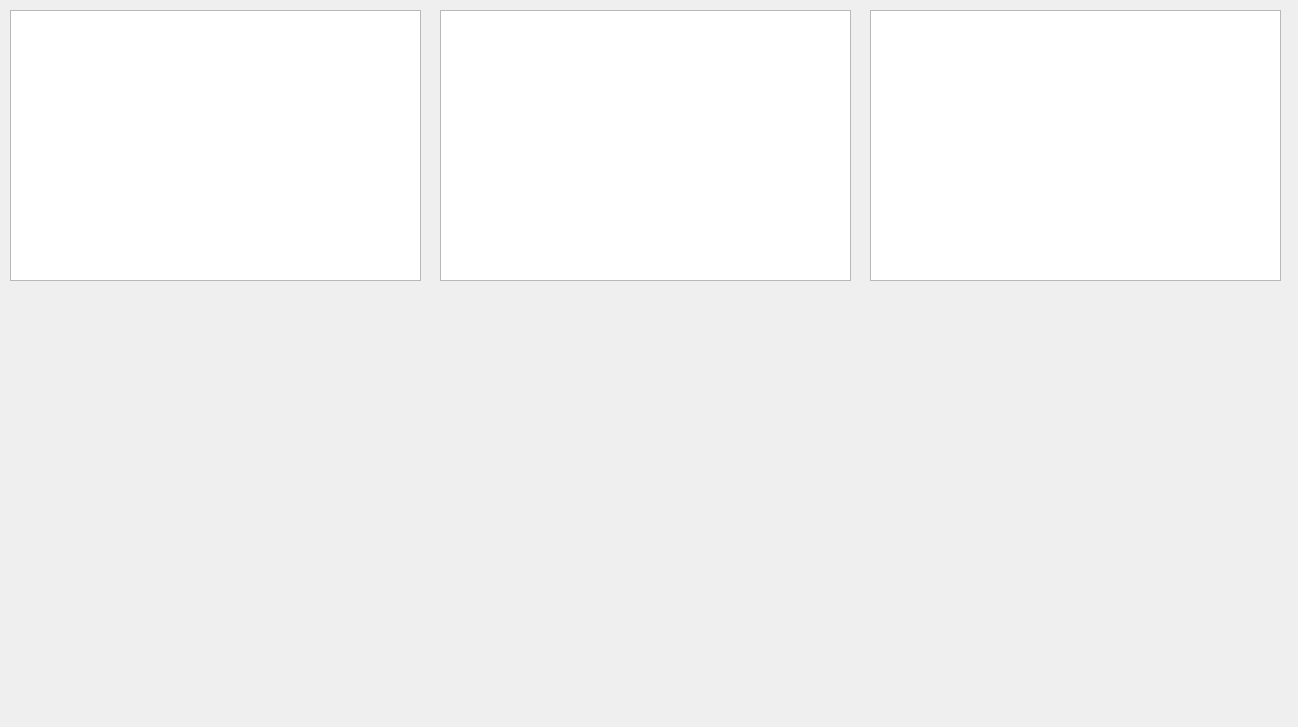
Above: form.ui from CarletonURocketry/hybrid-engine-ui before the change. Below: the same form after it.
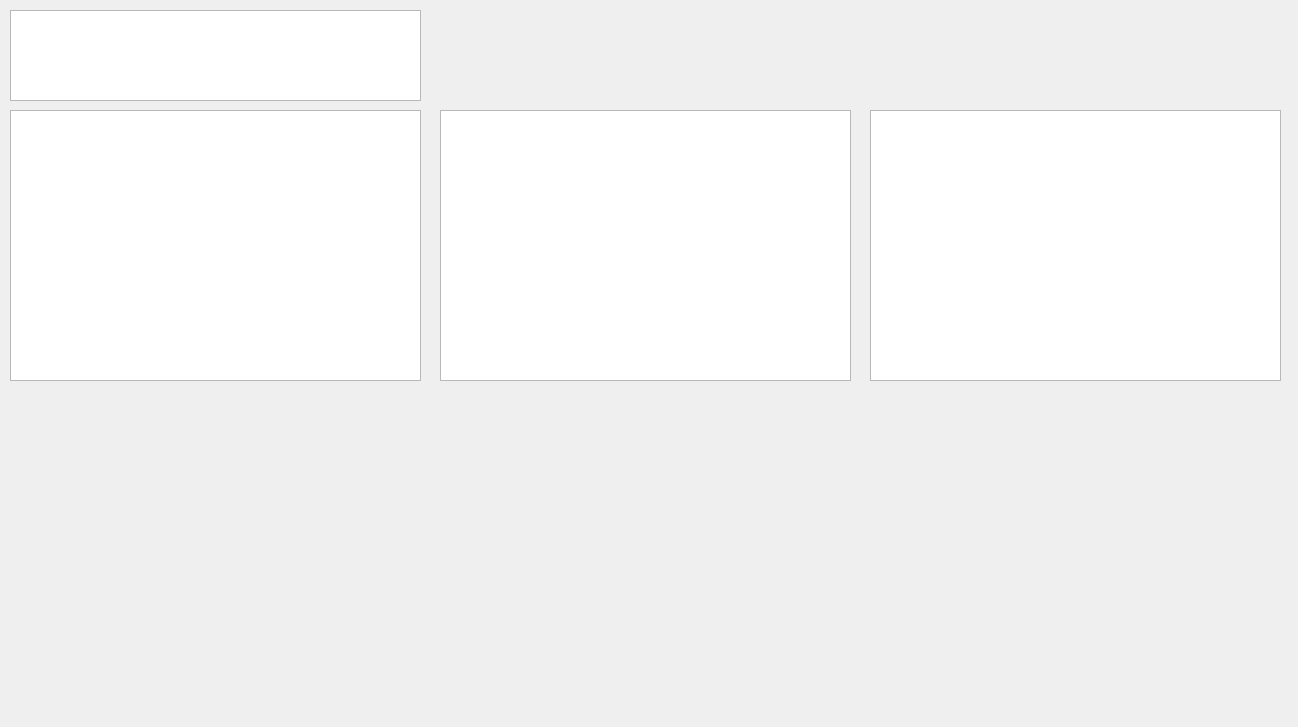
That is the form after the change. Custom widgets are drawn as their Qt base class.

Commit message: Add some more details to readme

```diff
--- a/form.ui
+++ b/form.ui
@@ -17,17 +17,26 @@
    <property name="geometry">
     <rect>
      <x>10</x>
-     <y>10</y>
+     <y>110</y>
      <width>411</width>
      <height>271</height>
     </rect>
    </property>
+   <property name="backgroundBrush">
+    <brush brushstyle="SolidPattern">
+     <color alpha="255">
+      <red>73</red>
+      <green>38</green>
+      <blue>177</blue>
+     </color>
+    </brush>
+   </property>
   </widget>
   <widget class="PlotWidget" name="plot1_2">
    <property name="geometry">
     <rect>
      <x>440</x>
-     <y>10</y>
+     <y>110</y>
      <width>411</width>
      <height>271</height>
     </rect>
@@ -37,12 +46,22 @@
    <property name="geometry">
     <rect>
      <x>870</x>
-     <y>10</y>
+     <y>110</y>
      <width>411</width>
      <height>271</height>
     </rect>
    </property>
   </widget>
+  <widget class="QGraphicsView" name="graphicsView">
+   <property name="geometry">
+    <rect>
+     <x>10</x>
+     <y>10</y>
+     <width>411</width>
+     <height>91</height>
+    </rect>
+   </property>
+  </widget>
  </widget>
  <customwidgets>
   <customwidget>
```
The commit also changes 2 other files.
